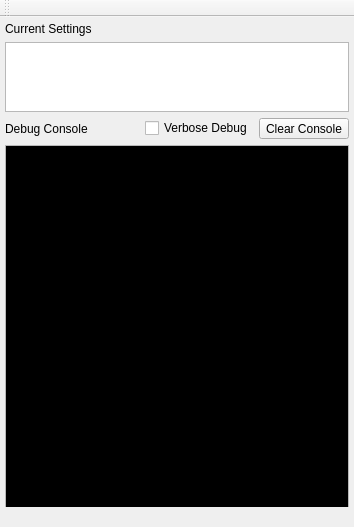
Qt form DebugWindow.ui (cculianu/FG_Test) before a commit.
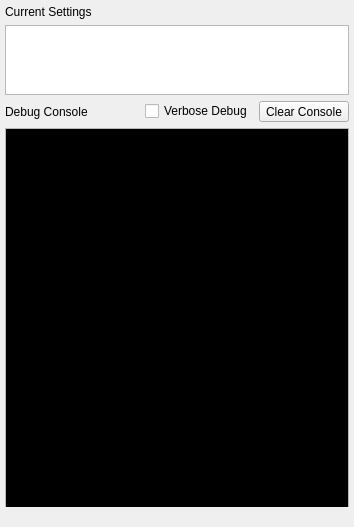
The same form after that commit. Icons and pictures are not drawn.

Commit message: Windows Fixup. Runs on windows now. Yay!

Diff of the .ui file:
```diff
--- a/DebugWindow.ui
+++ b/DebugWindow.ui
@@ -193,14 +193,6 @@
     </item>
    </layout>
   </widget>
-  <widget class="QToolBar" name="mainToolBar">
-   <attribute name="toolBarArea">
-    <enum>TopToolBarArea</enum>
-   </attribute>
-   <attribute name="toolBarBreak">
-    <bool>false</bool>
-   </attribute>
-  </widget>
   <widget class="QStatusBar" name="statusBar">
    <property name="minimumSize">
     <size>
```
Left out of the diff: 14 changed lines with no effect on the pictures. The commit also changes 4 other files.
